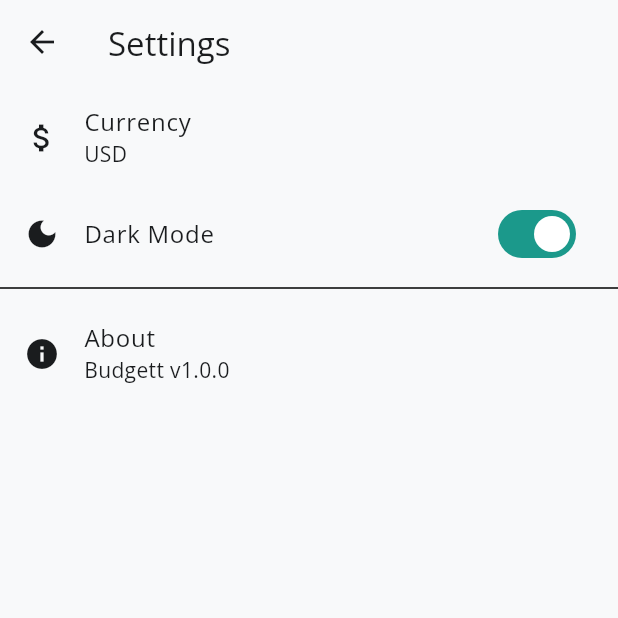
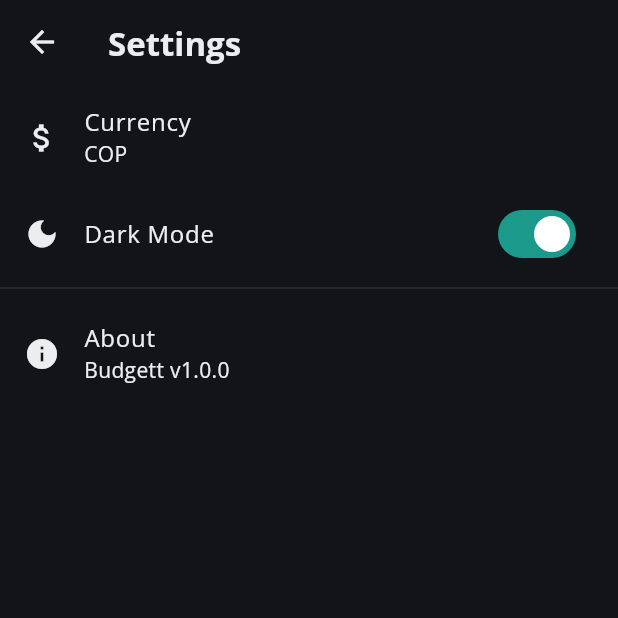
Before and after one commit to spalaciobe/Budgett_Frontend, a Flutter app: the SettingsScreen screen opened directly, after a tap on "Dark Mode", on a phone screen of 412 x 824 dp, the top half of it. Run offline on Flutter 3.47's test engine with Material 3 defaults, Android fonts, the phone set to English and light mode, and no system bars; our stand-ins replace fl_chart, flutter_riverpod, go_router, google_fonts, shared_preferences, supabase_flutter; accounts and stored records are empty.

Commit message:
fix: persist settings (currency, dark mode) via SharedPreferences
- Replace in-memory StateProvider with AsyncNotifier + SharedPreferences
- Default currency changed to COP (Sebastian is Colombian)
- Wire ThemeMode in BudgettApp to respect saved preference
- Add settings_provider_test.dart with 8 unit tests covering defaults,
  persistence, immediate state updates, and all valid currency values

Co-Authored-By: Claude Opus 4.6 (1M context) <noreply@anthropic.com>

```diff
--- a/lib/main.dart
+++ b/lib/main.dart
@@ -4,6 +4,7 @@ import 'package:supabase_flutter/supabase_flutter.dart';
 import 'package:budgett_frontend/core/app_constants.dart';
 import 'package:budgett_frontend/presentation/navigation/app_router.dart';
 import 'package:budgett_frontend/core/app_theme.dart';
+import 'package:budgett_frontend/presentation/providers/settings_provider.dart';
 
 Future<void> main() async {
   WidgetsFlutterBinding.ensureInitialized();
@@ -16,16 +17,23 @@ Future<void> main() async {
   runApp(const ProviderScope(child: BudgettApp()));
 }
 
-class BudgettApp extends StatelessWidget {
+class BudgettApp extends ConsumerWidget {
   const BudgettApp({super.key});
 
   @override
-  Widget build(BuildContext context) {
+  Widget build(BuildContext context, WidgetRef ref) {
+    final themeModeAsync = ref.watch(themeModeProvider);
+    final themeMode = themeModeAsync.when(
+      data: (isDark) => isDark ? ThemeMode.dark : ThemeMode.light,
+      loading: () => ThemeMode.system,
+      error: (_, __) => ThemeMode.system,
+    );
+
     return MaterialApp.router(
       title: 'Budgett',
       theme: AppTheme.lightTheme,
       darkTheme: AppTheme.darkTheme,
-      themeMode: ThemeMode.system,
+      themeMode: themeMode,
       routerConfig: appRouter,
     );
   }
--- a/lib/presentation/providers/settings_provider.dart
+++ b/lib/presentation/providers/settings_provider.dart
@@ -1,5 +1,37 @@
-import 'package:flutter_riverpod/flutter_riverpod.dart';
+import "package:flutter_riverpod/flutter_riverpod.dart";
+import "package:shared_preferences/shared_preferences.dart";
 
-// Simple settings provider (in memory for now, TODO: Persist)
-final currencyProvider = StateProvider<String>((ref) => 'USD');
-final themeModeProvider = StateProvider<bool>((ref) => false); // false = light, true = dark
+const _keyCurrency = "settings_currency";
+const _keyDarkMode = "settings_dark_mode";
+
+class CurrencyNotifier extends AsyncNotifier<String> {
+  @override
+  Future<String> build() async {
+    final prefs = await SharedPreferences.getInstance();
+    return prefs.getString(_keyCurrency) ?? "COP";
+  }
+
+  Future<void> setCurrency(String currency) async {
+    final prefs = await SharedPreferences.getInstance();
+    await prefs.setString(_keyCurrency, currency);
+    state = AsyncData(currency);
+  }
+}
+
+final currencyProvider = AsyncNotifierProvider<CurrencyNotifier, String>(CurrencyNotifier.new);
+
+class ThemeModeNotifier extends AsyncNotifier<bool> {
+  @override
+  Future<bool> build() async {
+    final prefs = await SharedPreferences.getInstance();
+    return prefs.getBool(_keyDarkMode) ?? false;
+  }
+
+  Future<void> setDarkMode(bool isDark) async {
+    final prefs = await SharedPreferences.getInstance();
+    await prefs.setBool(_keyDarkMode, isDark);
+    state = AsyncData(isDark);
+  }
+}
+
+final themeModeProvider = AsyncNotifierProvider<ThemeModeNotifier, bool>(ThemeModeNotifier.new);
--- a/lib/presentation/screens/settings_screen.dart
+++ b/lib/presentation/screens/settings_screen.dart
@@ -7,12 +7,18 @@ class SettingsScreen extends ConsumerWidget {
 
   @override
   Widget build(BuildContext context, WidgetRef ref) {
-    final currency = ref.watch(currencyProvider);
-    final isDark = ref.watch(themeModeProvider);
+    final currencyAsync = ref.watch(currencyProvider);
+    final isDarkAsync = ref.watch(themeModeProvider);
 
     return Scaffold(
       appBar: AppBar(title: const Text('Settings')),
-      body: ListView(
+      body: currencyAsync.when(
+        loading: () => const Center(child: CircularProgressIndicator()),
+        error: (e, _) => Center(child: Text('Error: $e')),
+        data: (currency) => isDarkAsync.when(
+          loading: () => const Center(child: CircularProgressIndicator()),
+          error: (e, _) => Center(child: Text('Error: $e')),
+          data: (isDark) => ListView(
             children: [
               ListTile(
                 leading: const Icon(Icons.attach_money),
@@ -25,7 +31,7 @@ class SettingsScreen extends ConsumerWidget {
                       title: const Text('Select Currency'),
                       children: ['USD', 'EUR', 'GBP', 'JPY', 'COP', 'MXN'].map((c) => SimpleDialogOption(
                         onPressed: () {
-                      ref.read(currencyProvider.notifier).state = c;
+                          ref.read(currencyProvider.notifier).setCurrency(c);
                           Navigator.pop(context);
                         },
                         child: Text(c),
@@ -39,7 +45,7 @@ class SettingsScreen extends ConsumerWidget {
                 title: const Text('Dark Mode'),
                 value: isDark,
                 onChanged: (val) {
-              ref.read(themeModeProvider.notifier).state = val;
+                  ref.read(themeModeProvider.notifier).setDarkMode(val);
                 },
               ),
               const Divider(),
@@ -50,6 +56,8 @@ class SettingsScreen extends ConsumerWidget {
               ),
             ],
           ),
+        ),
+      ),
     );
   }
 }
```
Also changed, not shown: 1 other file. Lines whose indentation alone changed are shown as unchanged.
